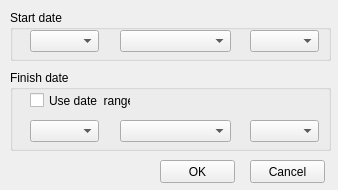
Before: the Qt Designer form setdate.ui in roman25/SQL_SPIK, drawn with Qt 5.
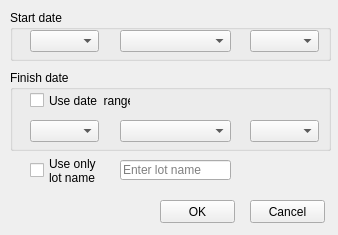
After: the same form once the commit is applied.

The edit to the form file:
```diff
--- a/setdate.ui
+++ b/setdate.ui
@@ -7,7 +7,7 @@
     <x>0</x>
     <y>0</y>
     <width>338</width>
-    <height>190</height>
+    <height>235</height>
    </rect>
   </property>
   <property name="windowTitle">
@@ -116,7 +116,7 @@
    <property name="geometry">
     <rect>
      <x>160</x>
-     <y>160</y>
+     <y>200</y>
      <width>75</width>
      <height>23</height>
     </rect>
@@ -129,7 +129,7 @@
    <property name="geometry">
     <rect>
      <x>250</x>
-     <y>160</y>
+     <y>200</y>
      <width>75</width>
      <height>23</height>
     </rect>
@@ -138,6 +138,36 @@
     <string>Cancel</string>
    </property>
   </widget>
+  <widget class="QLineEdit" name="lineLotName">
+   <property name="geometry">
+    <rect>
+     <x>120</x>
+     <y>160</y>
+     <width>111</width>
+     <height>20</height>
+    </rect>
+   </property>
+   <property name="text">
+    <string/>
+   </property>
+   <property name="placeholderText">
+    <string>Enter lot name</string>
+   </property>
+  </widget>
+  <widget class="QCheckBox" name="cbUseLotName">
+   <property name="geometry">
+    <rect>
+     <x>30</x>
+     <y>150</y>
+     <width>71</width>
+     <height>41</height>
+    </rect>
+   </property>
+   <property name="text">
+    <string>Use only
+lot name</string>
+   </property>
+  </widget>
  </widget>
  <layoutdefault spacing="6" margin="11"/>
  <resources/>
```
